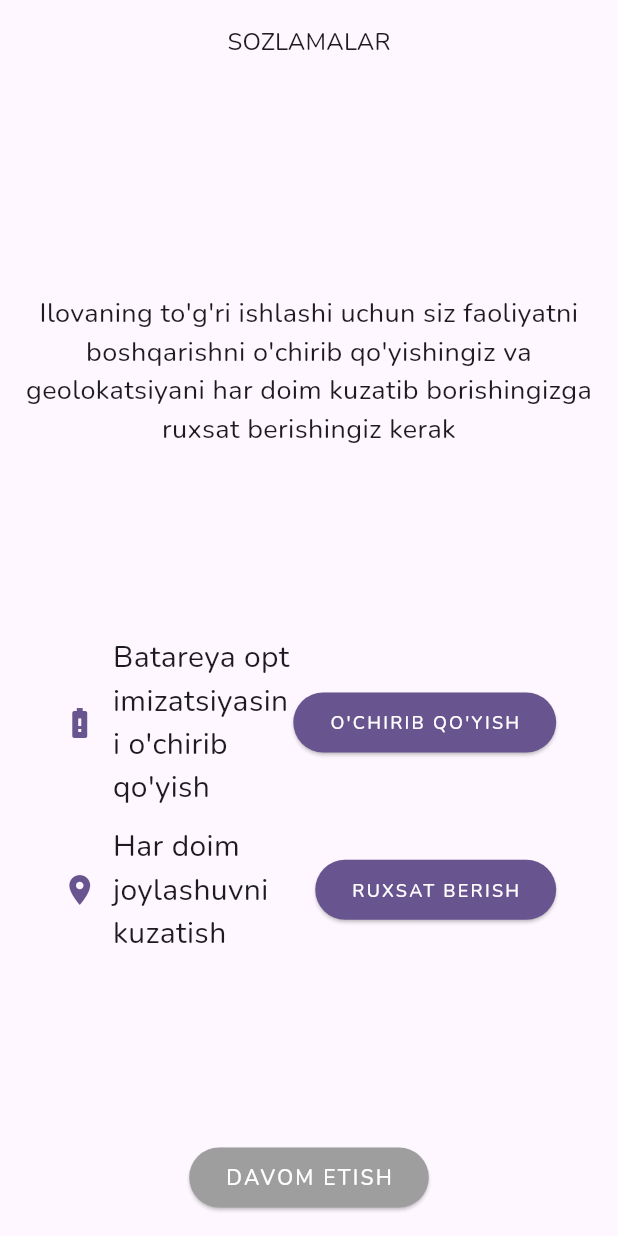
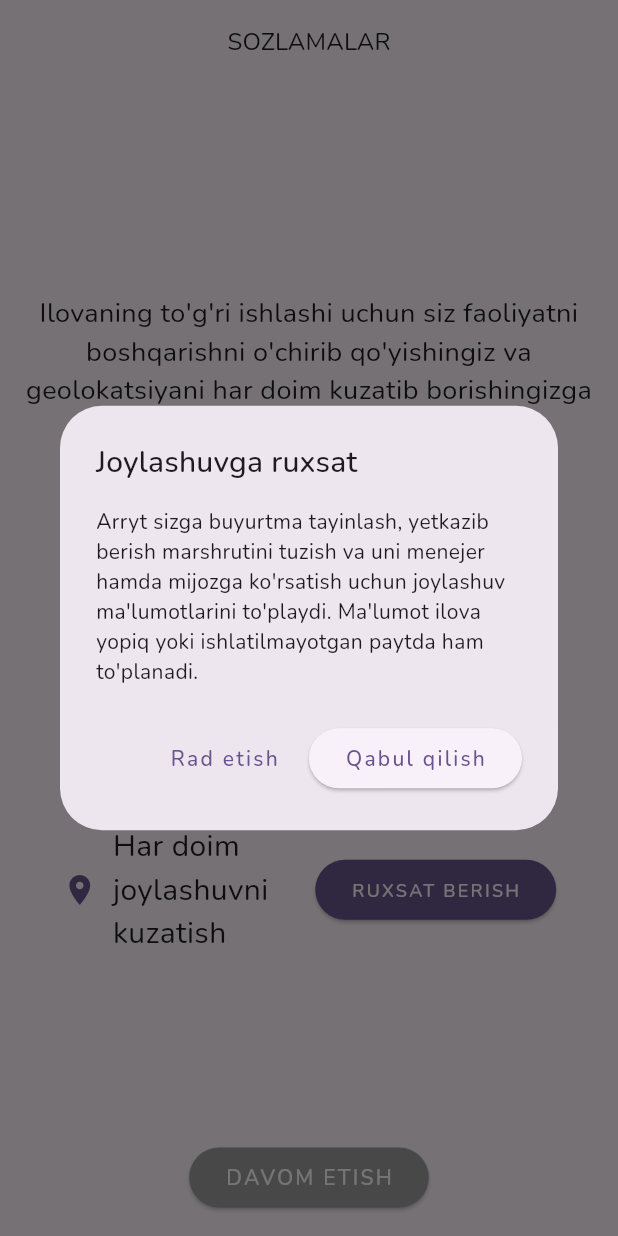
Before and after one commit to Dave93/new_arryt, a Flutter app: the HomeCheckPermissions screen opened directly, after a tap on "RUXSAT BERISH", on a phone screen of 412 x 824 dp. Run offline on Flutter 3.47's test engine with Material 3 defaults, Android fonts, the phone set to English and light mode, and no system bars; drawn by our look-alikes of auto_size_text; our stand-ins replace action_slider, animated_toggle_switch, auto_route, bloc, cached_network_image, currency_text_input_formatter and 34 more; missing offline and left inert: android_intent_plus, animated_snack_bar, app_settings, chatview, currency_formatter, dio_http2_adapter and 8 more; accounts and stored records are empty; generated files the repository leaves out were written again.

Commit message:
fix(mob): disclose background location before asking for it
Play rejected build 76 for requesting BACKGROUND_LOCATION with no
prominent disclosure. The worst offender was main.dart: it called
LocationService.initializeService() before runApp(), so the system
dialog appeared over a black screen with nothing explaining it.

Startup now only checks the permission and skips configuring the
background service when it is missing. Every path that actually triggers
the system prompt — the permissions sheet, the online switch, accepting
an order, and both order cards — goes through
requestLocationWithDisclosure(), which first shows what is collected,
that collection continues while the app is closed, and what it is for,
and asks for an explicit accept. Declining means no system prompt at
all. The one legitimate skip is a permission already granted as
'always'. Granting reinitialises the service, since autoStart lives
inside configure().

Verified on a clean install: cold start reaches the login screen, and
dumpsys reports both location permissions without USER_SET — the user
was never asked. Only POST_NOTIFICATIONS is requested, which the policy
does not cover.

Co-Authored-By: Claude Opus 5 <noreply@anthropic.com>
Claude-Session: https://claude.ai/code/session_0132DzVyVRpQ1rVCj2RQkNTG

```diff
--- /dev/null
+++ b/mob/lib/helpers/location_disclosure.dart
@@ -0,0 +1,62 @@
+import 'package:arryt/l10n/app_localizations.dart';
+import 'package:arryt/location_service.dart';
+import 'package:flutter/material.dart';
+import 'package:geolocator/geolocator.dart';
+
+/// Google Play требует Prominent Disclosure: прежде чем приложение попросит
+/// доступ к геолокации, оно обязано само объяснить, какие данные собирает,
+/// что сбор продолжается в фоне, и получить явное согласие. Без этого сборка
+/// отклоняется — так и случилось с версией 76.
+///
+/// Показывать окно нужно на каждом пути, который действительно вызывает
+/// системный запрос. Единственный законный пропуск — разрешение `always`
+/// уже выдано, спрашивать больше нечего.
+Future<LocationPermission> requestLocationWithDisclosure(
+    BuildContext context) async {
+  var permission = await Geolocator.checkPermission();
+  if (permission == LocationPermission.always) {
+    return permission;
+  }
+
+  final accepted = await _showDisclosure(context);
+  if (!accepted) {
+    // Без согласия системный диалог не поднимаем вовсе.
+    return permission;
+  }
+
+  permission = await Geolocator.requestPermission();
+
+  if (permission == LocationPermission.always ||
+      permission == LocationPermission.whileInUse) {
+    // Фоновый сервис поднимается автозапуском внутри configure(), а на старте
+    // приложения он пропускается, пока разрешения нет.
+    await LocationService.initializeService();
+  }
+
+  return permission;
+}
+
+Future<bool> _showDisclosure(BuildContext context) async {
+  final l10n = AppLocalizations.of(context)!;
+
+  final accepted = await showDialog<bool>(
+    context: context,
+    barrierDismissible: false,
+    builder: (ctx) => AlertDialog(
+      title: Text(l10n.location_disclosure_title),
+      content: Text(l10n.location_disclosure_text),
+      actions: [
+        TextButton(
+          onPressed: () => Navigator.pop(ctx, false),
+          child: Text(l10n.location_disclosure_decline),
+        ),
+        ElevatedButton(
+          onPressed: () => Navigator.pop(ctx, true),
+          child: Text(l10n.location_disclosure_accept),
+        ),
+      ],
+    ),
+  );
+
+  return accepted ?? false;
+}
--- a/mob/lib/l10n/app_en.arb
+++ b/mob/lib/l10n/app_en.arb
@@ -164,5 +164,9 @@
     "stat_info_delivered_orders": "These are successfully delivered orders",
     "otp_resend_button": "Resend code",
     "otp_resend_in": "You can resend in",
-    "otp_resend_sent": "Code sent again"
+    "otp_resend_sent": "Code sent again",
+    "location_disclosure_title": "Location access",
+    "location_disclosure_text": "Arryt collects location data to assign you orders, build the delivery route and show it to your manager and the customer. Collection continues even when the app is closed or not in use.",
+    "location_disclosure_accept": "Accept",
+    "location_disclosure_decline": "Decline"
 }
--- a/mob/lib/l10n/app_localizations.dart
+++ b/mob/lib/l10n/app_localizations.dart
@@ -1092,6 +1092,30 @@ abstract class AppLocalizations {
   /// In en, this message translates to:
   /// **'Code sent again'**
   String get otp_resend_sent;
+
+  /// No description provided for @location_disclosure_title.
+  ///
+  /// In en, this message translates to:
+  /// **'Location access'**
+  String get location_disclosure_title;
+
+  /// No description provided for @location_disclosure_text.
+  ///
+  /// In en, this message translates to:
+  /// **'Arryt collects location data to assign you orders, build the delivery route and show it to your manager and the customer. Collection continues even when the app is closed or not in use.'**
+  String get location_disclosure_text;
+
+  /// No description provided for @location_disclosure_accept.
+  ///
+  /// In en, this message translates to:
+  /// **'Accept'**
+  String get location_disclosure_accept;
+
+  /// No description provided for @location_disclosure_decline.
+  ///
+  /// In en, this message translates to:
+  /// **'Decline'**
+  String get location_disclosure_decline;
 }
 
 class _AppLocalizationsDelegate extends LocalizationsDelegate<AppLocalizations> {
--- a/mob/lib/l10n/app_localizations_uz.dart
+++ b/mob/lib/l10n/app_localizations_uz.dart
@@ -505,4 +505,16 @@ class AppLocalizationsUz extends AppLocalizations {
 
   @override
   String get otp_resend_sent => 'Kod qayta yuborildi';
+
+  @override
+  String get location_disclosure_title => 'Joylashuvga ruxsat';
+
+  @override
+  String get location_disclosure_text => 'Arryt sizga buyurtma tayinlash, yetkazib berish marshrutini tuzish va uni menejer hamda mijozga ko\'rsatish uchun joylashuv ma\'lumotlarini to\'playdi. Ma\'lumot ilova yopiq yoki ishlatilmayotgan paytda ham to\'planadi.';
+
+  @override
+  String get location_disclosure_accept => 'Qabul qilish';
+
+  @override
+  String get location_disclosure_decline => 'Rad etish';
 }
--- a/mob/lib/l10n/app_ru.arb
+++ b/mob/lib/l10n/app_ru.arb
@@ -164,5 +164,9 @@
     "stat_info_delivered_orders": "Здесь показаны успешно доставленные заказы",
     "otp_resend_button": "Отправить код повторно",
     "otp_resend_in": "Отправить повторно можно через",
-    "otp_resend_sent": "Код отправлен повторно"
+    "otp_resend_sent": "Код отправлен повторно",
+    "location_disclosure_title": "Доступ к геолокации",
+    "location_disclosure_text": "Arryt собирает данные о вашем местоположении, чтобы назначать вам заказы, строить маршрут доставки и показывать его менеджеру и клиенту. Сбор продолжается, даже когда приложение закрыто или не используется.",
+    "location_disclosure_accept": "Принять",
+    "location_disclosure_decline": "Отказаться"
 }
--- a/mob/lib/l10n/app_uz.arb
+++ b/mob/lib/l10n/app_uz.arb
@@ -164,5 +164,9 @@
     "stat_info_delivered_orders": "Bu yerda muvaffaqiyatli yetkazilgan buyurtmalar ko'rsatilgan",
     "otp_resend_button": "Kodni qayta yuborish",
     "otp_resend_in": "Qayta yuborish mumkin:",
-    "otp_resend_sent": "Kod qayta yuborildi"
+    "otp_resend_sent": "Kod qayta yuborildi",
+    "location_disclosure_title": "Joylashuvga ruxsat",
+    "location_disclosure_text": "Arryt sizga buyurtma tayinlash, yetkazib berish marshrutini tuzish va uni menejer hamda mijozga ko'rsatish uchun joylashuv ma'lumotlarini to'playdi. Ma'lumot ilova yopiq yoki ishlatilmayotgan paytda ham to'planadi.",
+    "location_disclosure_accept": "Qabul qilish",
+    "location_disclosure_decline": "Rad etish"
 }
--- a/mob/lib/pages/home/view/work_switch.dart
+++ b/mob/lib/pages/home/view/work_switch.dart
@@ -13,6 +13,7 @@ import 'package:flutter/material.dart';
 import 'package:geolocator/geolocator.dart';
 
 import '../../../widgets/location_dialog.dart';
+import 'package:arryt/helpers/location_disclosure.dart';
 
 class HomeViewWorkSwitch extends StatefulWidget {
   const HomeViewWorkSwitch({super.key});
@@ -43,14 +44,14 @@ class _HomeViewWorkSwitchState extends State<HomeViewWorkSwitch> {
 
     permission = await Geolocator.checkPermission();
     if (permission == LocationPermission.denied) {
-      permission = await Geolocator.requestPermission();
+      permission = await requestLocationWithDisclosure(context);
       if (permission == LocationPermission.denied) {
         // Permissions are denied, next time you could try
         // requesting permissions again (this is also where
         // Android's shouldShowRequestPermissionRationale
         // returned true. According to Android guidelines
         // your App should show an explanatory UI now.
-        await Geolocator.requestPermission();
+        await requestLocationWithDisclosure(context);
         return user!.is_online;
       }
     }
--- a/mob/lib/widgets/home/check_permissions.dart
+++ b/mob/lib/widgets/home/check_permissions.dart
@@ -9,6 +9,7 @@ import 'package:flutter/material.dart';
 import 'package:arryt/l10n/app_localizations.dart';
 import 'package:geolocator/geolocator.dart';
 import 'package:package_info_plus/package_info_plus.dart';
+import 'package:arryt/helpers/location_disclosure.dart';
 
 class HomeCheckPermissions extends StatefulWidget {
   const HomeCheckPermissions({super.key});
@@ -64,7 +65,7 @@ class _HomeCheckPermissionsState extends State<HomeCheckPermissions> {
   /// Requests location permission, then opens location settings page directly
   Future<void> _openAppPermissions() async {
     // First, request permission via system dialog
-    LocationPermission permission = await Geolocator.requestPermission();
+    LocationPermission permission = await requestLocationWithDisclosure(context);
 
     // If we got whileInUse or denied, open the app's location permission page
     // so user can select "Allow all the time"
--- a/mob/lib/widgets/orders/accept_order.dart
+++ b/mob/lib/widgets/orders/accept_order.dart
@@ -17,6 +17,7 @@ import 'package:flutter/material.dart';
 import 'package:geolocator/geolocator.dart';
 import 'package:intl/intl.dart';
 import 'package:arryt/l10n/app_localizations.dart';
+import 'package:arryt/helpers/location_disclosure.dart';
 
 class AcceptOrder extends StatefulWidget {
   final String orderId;
@@ -123,14 +124,14 @@ class _AcceptOrderState extends State<AcceptOrder> {
 
     permission = await Geolocator.checkPermission();
     if (permission == LocationPermission.denied) {
-      permission = await Geolocator.requestPermission();
+      permission = await requestLocationWithDisclosure(context);
       if (permission == LocationPermission.denied) {
         // Permissions are denied, next time you could try
         // requesting permissions again (this is also where
         // Android's shouldShowRequestPermissionRationale
         // returned true. According to Android guidelines
         // your App should show an explanatory UI now.
-        await Geolocator.requestPermission();
+        await requestLocationWithDisclosure(context);
 
         _actionSliderController.reset();
         return AnimatedSnackBar.material(
--- a/mob/lib/widgets/orders/current_order_card.dart
+++ b/mob/lib/widgets/orders/current_order_card.dart
@@ -23,6 +23,7 @@ import '../../models/organizations.dart';
 import '../../models/terminals.dart';
 import '../location_dialog.dart';
 import 'cancel_order_modal.dart';
+import 'package:arryt/helpers/location_disclosure.dart';
 
 class CurrentOrderCard extends StatefulWidget {
   final OrderModel order;
@@ -142,14 +143,14 @@ class _CurrentOrderCardState extends State<CurrentOrderCard> {
 
       permission = await Geolocator.checkPermission();
       if (permission == LocationPermission.denied) {
-        permission = await Geolocator.requestPermission();
+        permission = await requestLocationWithDisclosure(context);
         if (permission == LocationPermission.denied) {
           // Permissions are denied, next time you could try
           // requesting permissions again (this is also where
           // Android's shouldShowRequestPermissionRationale
           // returned true. According to Android guidelines
           // your App should show an explanatory UI now.
-          await Geolocator.requestPermission();
+          await requestLocationWithDisclosure(context);
 
           setState(() {
             loading = false;
--- a/mob/lib/widgets/orders/waiting_order_card.dart
+++ b/mob/lib/widgets/orders/waiting_order_card.dart
@@ -17,6 +17,7 @@ import 'package:url_launcher/url_launcher.dart';
 import '../../helpers/urlLauncher.dart';
 import '../../models/new_order.dart';
 import '../location_dialog.dart';
+import 'package:arryt/helpers/location_disclosure.dart';
 
 class WaitingOrderCard extends StatefulWidget {
   final NewOrderModel order;
@@ -59,14 +60,14 @@ class _WaitingOrderCardState extends State<WaitingOrderCard> {
 
     permission = await Geolocator.checkPermission();
     if (permission == LocationPermission.denied) {
-      permission = await Geolocator.requestPermission();
+      permission = await requestLocationWithDisclosure(context);
       if (permission == LocationPermission.denied) {
         // Permissions are denied, next time you could try
         // requesting permissions again (this is also where
         // Android's shouldShowRequestPermissionRationale
         // returned true. According to Android guidelines
         // your App should show an explanatory UI now.
-        await Geolocator.requestPermission();
+        await requestLocationWithDisclosure(context);
 
         setState(() {
           loading = false;
--- a/mob/pubspec.yaml
+++ b/mob/pubspec.yaml
@@ -3,7 +3,7 @@ description: A new Flutter project.
 
 publish_to: "none" # Remove this line if you wish to publish to pub.dev
 
-version: 1.1.4+76
+version: 1.1.4+77
 
 environment:
   sdk: ">=3.0.0 <4.0.0"
```
Also changed, not shown: mob/lib/l10n/app_localizations_en.dart (+12 -0 lines), mob/lib/l10n/app_localizations_ru.dart (+12 -0 lines), mob/lib/location_service.dart (+9 -9 lines).
